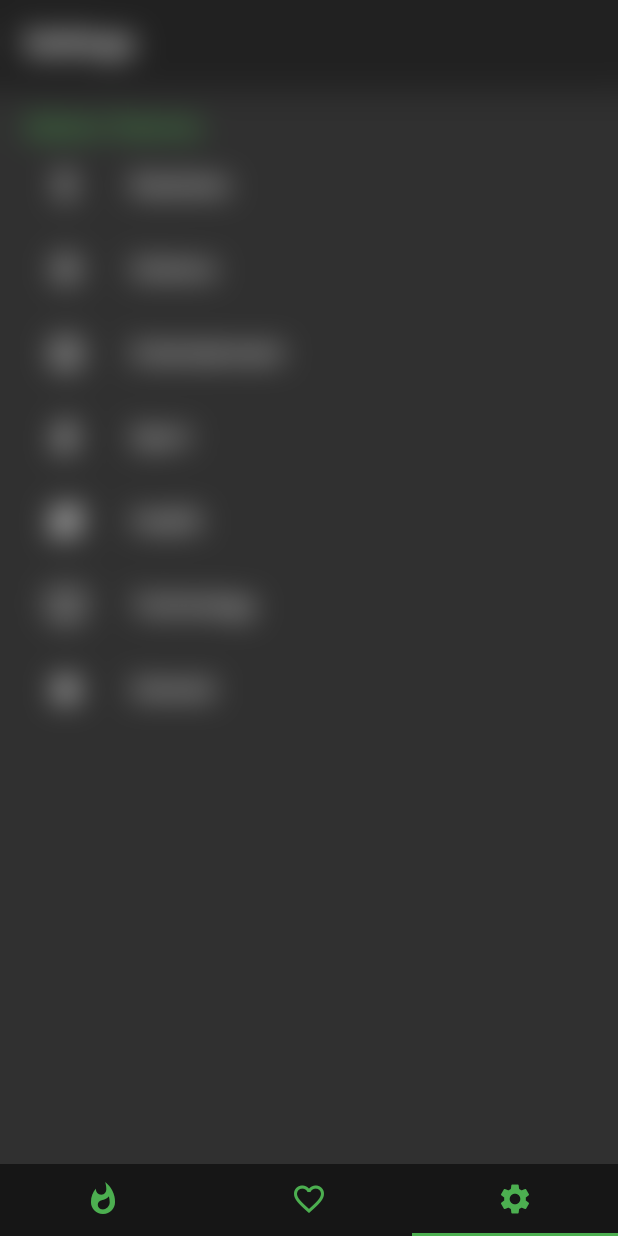
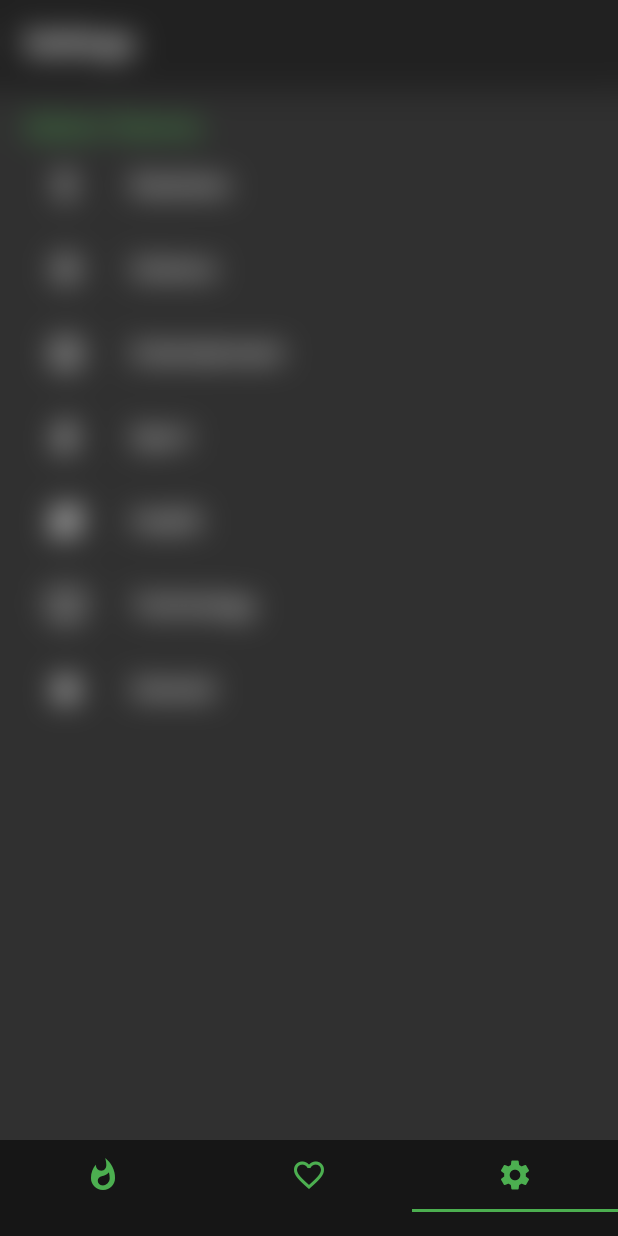
Before and after one commit to Alfie-AD/popular_news, a Flutter app: the screen it shows after launch, item 3 of the bottom bar chosen, after a tap on "Science", on a phone screen of 412 x 824 dp. Run offline on Flutter 3.47's test engine with Material 2 defaults, Android fonts, the phone set to English and light mode, and no system bars; our stand-ins replace cloud_firestore, rxdart, share, shared_preferences, tuple; accounts and stored records are empty; network calls fail.

Commit message:
less code settings

```diff
--- a/lib/src/ui/parent_screen.dart
+++ b/lib/src/ui/parent_screen.dart
@@ -14,6 +14,7 @@ class ParentScreenState extends State<ParentScreen> with SingleTickerProviderSta
 
   TabController tabController;
 
+
   initState(){
     super.initState();
     tabController = TabController(length: 3, vsync: this);
@@ -25,7 +26,10 @@ class ParentScreenState extends State<ParentScreen> with SingleTickerProviderSta
   }
 
   getTabBar(){
+    final bool iphonex = MediaQuery.of(context).size.height >= 812.0;
+    final double bottomPadding = iphonex ? 16.0 : 0.0;
     return Container(
+      padding: EdgeInsets.only(bottom: bottomPadding),
       color: Colors.black54,
       child: TabBar(
         tabs: <Tab>[
@@ -53,6 +57,7 @@ class ParentScreenState extends State<ParentScreen> with SingleTickerProviderSta
   }
 
   build(context) {
+
     return Scaffold(
       resizeToAvoidBottomPadding: false,
       body: Stack(
--- a/lib/src/ui/screens/popular_news.dart
+++ b/lib/src/ui/screens/popular_news.dart
@@ -92,9 +92,7 @@ class FlutterNewsScreenState extends State<FlutterNewsScreen> {
                     clearMainNews();
                     final prefs = await SharedPreferences.getInstance();
                     await prefs.setString("lastRequest", text);
-                    setState(() {
-
-                    });
+                    setState(() {});
                   },
                 ),
               )
--- a/lib/src/ui/screens/settings_screen.dart
+++ b/lib/src/ui/screens/settings_screen.dart
@@ -1,8 +1,19 @@
 import 'package:flutter/material.dart';
 import 'package:shared_preferences/shared_preferences.dart';
 import 'package:clean_news_ai/src/resources/repository.dart';
+import 'package:tuple/tuple.dart';
 
 class SettingsScreen extends StatelessWidget {
+
+  final settingsItems = [
+    Tuple2("Business", Icons.attach_money),
+    Tuple2("Science", Icons.flare),
+    Tuple2("Entertainment", Icons.tag_faces),
+    Tuple2("Sport", Icons.directions_run),
+    Tuple2("Health", Icons.healing),
+    Tuple2("Technology", Icons.airplay),
+    Tuple2("General", Icons.star),
+  ];
 
   build(context) {
     return Scaffold(
@@ -32,92 +43,21 @@ class SettingsScreen extends StatelessWidget {
 
   _settingsWidgets(){
     return Column(
-      children: <Widget>[
-        Container(
+      children:
+       settingsItems.map((tuple){
+         return Container(
             child: ListTile(
-            leading: const Icon(Icons.attach_money),
-            title: const Text("Business"),
+              leading: Icon(tuple.item2),
+           title: Text(tuple.item1),
               onTap: () async {
                 final prefs = await SharedPreferences.getInstance();
-              await prefs.setString("theme", "business");
+                await prefs.setString("theme", tuple.item1.toLowerCase());
                 await prefs.setString("lastRequest", null);
                 clearMainNews();
               },
             ),
-        ),
-        Container(
-          child: ListTile(
-            leading: const Icon(Icons.flare),
-            title: const Text("Science"),
-            onTap: () async {
-              final prefs = await SharedPreferences.getInstance();
-              await prefs.setString("theme", "science");
-              await prefs.setString("lastRequest", null);
-              clearMainNews();
-            },
-          ),
-        ),
-        Container(
-          child: ListTile(
-            leading: const Icon(Icons.tag_faces),
-            title: const Text("Entertainment"),
-            onTap: () async {
-              final prefs = await SharedPreferences.getInstance();
-              await prefs.setString("theme", "entertainment");
-              await prefs.setString("lastRequest", null);
-              clearMainNews();
-            },
-          ),
-        ),
-        Container(
-          child: ListTile(
-            leading: const Icon(Icons.directions_run),
-            title: const Text("Sport"),
-            onTap: () async {
-              final prefs = await SharedPreferences.getInstance();
-              await prefs.setString("theme", "sport");
-              await prefs.setString("lastRequest", null);
-              clearMainNews();
-            },
-          ),
-        ),
-        Container(
-          child: ListTile(
-            leading: const Icon(Icons.healing),
-            title: const Text("Health"),
-            onTap: () async {
-              final prefs = await SharedPreferences.getInstance();
-              await prefs.setString("theme", "health");
-              await prefs.setString("lastRequest", null);
-              clearMainNews();
-            },
-          ),
-        ),
-        Container(
-          child: ListTile(
-            leading: const Icon(Icons.airplay),
-            title: const Text("Technology"),
-            onTap: () async {
-              final prefs = await SharedPreferences.getInstance();
-              await prefs.setString("theme", "technology");
-              await prefs.setString("lastRequest", null);
-              clearMainNews();
-            },
-          ),
-        ),
-        Container(
-          child: ListTile(
-            leading: const Icon(Icons.star),
-            title: const Text("General"),
-            onTap: () async {
-              final prefs = await SharedPreferences.getInstance();
-              await prefs.setString("theme", "general");
-              await prefs.setString("lastRequest", null);
-              clearMainNews();
-            },
-          ),
-        ),
-      ],
+         );
+       }).toList()
     );
   }
 }
--- a/pubspec.yaml
+++ b/pubspec.yaml
@@ -32,6 +32,7 @@ dependencies:
   share: ^0.5.3
   uuid: ^1.0.3
   shared_preferences: ^0.4.3
+  tuple: ^1.0.2
 
 dev_dependencies:
   flutter_test:
```
Also changed, not shown: 1 other file. Lines whose indentation alone changed are shown as unchanged.
